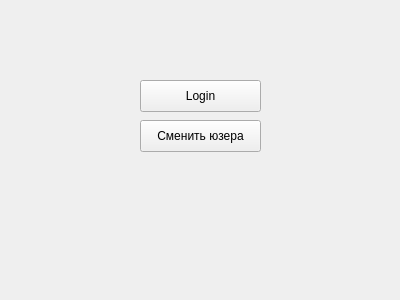
Before: the Qt Designer form w_login.ui in Vladislav-S/vk, drawn with Qt 5.
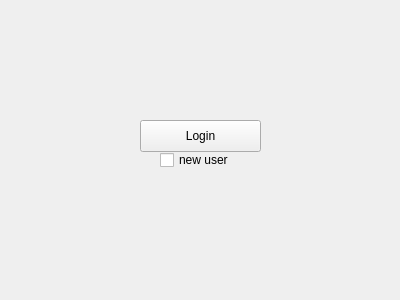
After: the same form once the commit is applied.

```diff
--- a/w_login.ui
+++ b/w_login.ui
@@ -13,24 +13,11 @@
   <property name="windowTitle">
    <string>Form</string>
   </property>
-  <widget class="QPushButton" name="b_change">
-   <property name="geometry">
-    <rect>
-     <x>140</x>
-     <y>120</y>
-     <width>121</width>
-     <height>32</height>
-    </rect>
-   </property>
-   <property name="text">
-    <string>Сменить юзера</string>
-   </property>
-  </widget>
   <widget class="QPushButton" name="b_web_login">
    <property name="geometry">
     <rect>
      <x>140</x>
-     <y>80</y>
+     <y>120</y>
      <width>121</width>
      <height>32</height>
     </rect>
@@ -39,6 +26,19 @@
     <string>Login</string>
    </property>
   </widget>
+  <widget class="QCheckBox" name="cb_new">
+   <property name="geometry">
+    <rect>
+     <x>160</x>
+     <y>150</y>
+     <width>87</width>
+     <height>20</height>
+    </rect>
+   </property>
+   <property name="text">
+    <string>new user</string>
+   </property>
+  </widget>
  </widget>
  <resources/>
  <connections/>
```
